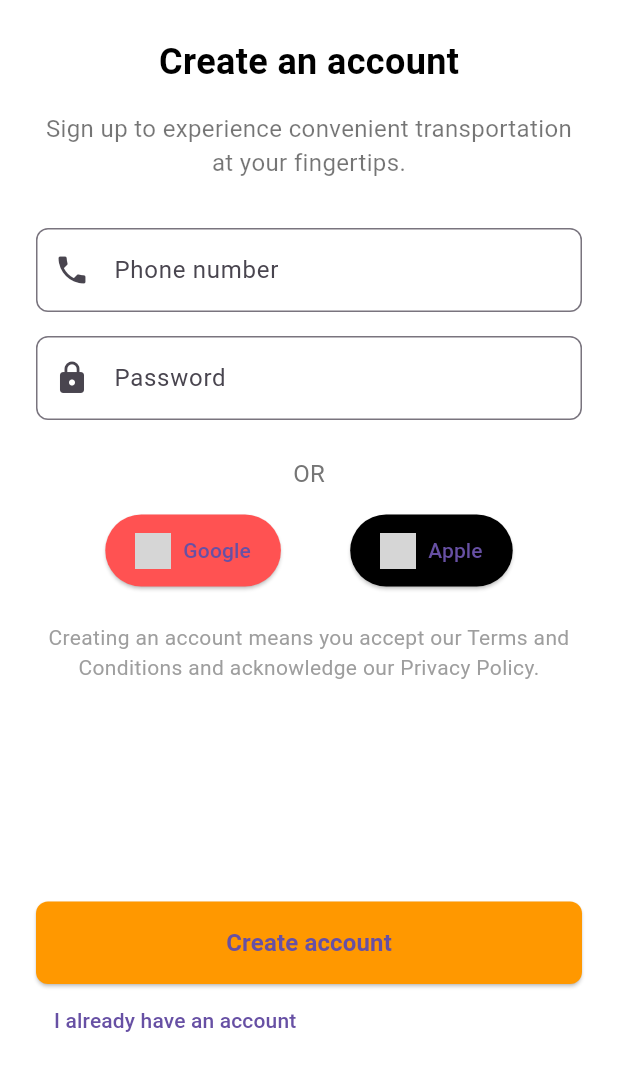
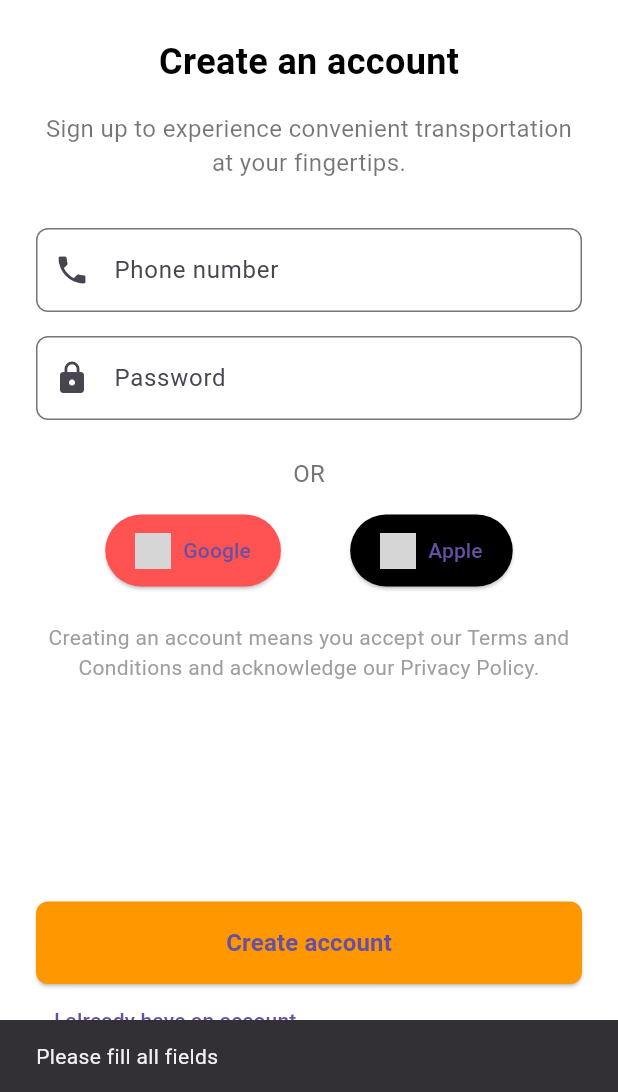
Before and after one commit to steve2700/toota-mobile-sa, a Flutter app: the SignUpScreen screen opened directly, after a tap on "Create account", on a phone screen of 412 x 824 dp, the part 144-1236 px from its top. Run offline on Flutter 3.47's test engine with Material 3 defaults, Android fonts, the phone set to English and light mode, and no system bars; our stand-ins replace dio, flutter_riverpod, flutter_svg, font_awesome_flutter; grey boxes are pictures that could not be loaded.

Commit message:
Integrated Signup API and Prevents Multiple Requests

```diff
--- /dev/null
+++ b/toota_mobile_sa/lib/providers/auth_provider_create.dart
@@ -0,0 +1,12 @@
+import 'package:flutter_riverpod/flutter_riverpod.dart';
+import '../services/auth_serv_create.dart';
+
+final authServiceProvider = Provider<AuthService>((ref) => AuthService());
+
+final signUpProvider =
+    FutureProvider.family<Map<String, dynamic>, Map<String, String>>(
+  (ref, credentials) async {
+    final authService = ref.read(authServiceProvider);
+    return authService.signUp(credentials['phone']!, credentials['password']!);
+  },
+);
--- a/toota_mobile_sa/lib/screens/dashboard/dashboard_three_screen.dart
+++ b/toota_mobile_sa/lib/screens/dashboard/dashboard_three_screen.dart
@@ -5,7 +5,7 @@ import 'package:flutter_riverpod/flutter_riverpod.dart';
 final locationProvider = StateProvider<String>((ref) => 'Sandton');
 final vehicleArrivalProvider = StateProvider<int>((ref) => 30);
 
-class HomeScreen extends ConsumerWidget {
+class DashboardThreeScreen extends ConsumerWidget {
   @override
   Widget build(BuildContext context, WidgetRef ref) {
     final location = ref.watch(locationProvider);
--- a/toota_mobile_sa/lib/screens/sign_up_screen/sign_up_screen.dart
+++ b/toota_mobile_sa/lib/screens/sign_up_screen/sign_up_screen.dart
@@ -1,12 +1,51 @@
 import 'package:flutter/material.dart';
 import 'package:flutter_riverpod/flutter_riverpod.dart';
+import '../../providers/auth_provider_create.dart'; // Import the provider
 
-
-class SignUpScreen extends ConsumerWidget {
+class SignUpScreen extends ConsumerStatefulWidget {
   const SignUpScreen({Key? key}) : super(key: key);
 
   @override
-  Widget build(BuildContext context, WidgetRef ref) {
+  ConsumerState<SignUpScreen> createState() => _SignUpScreenState();
+}
+
+class _SignUpScreenState extends ConsumerState<SignUpScreen> {
+  final TextEditingController _phoneController = TextEditingController();
+  final TextEditingController _passwordController = TextEditingController();
+  bool isLoading = false;
+
+  void _signUp() async {
+    final phone = _phoneController.text.trim();
+    final password = _passwordController.text.trim();
+
+    if (phone.isEmpty || password.isEmpty) {
+      ScaffoldMessenger.of(context).showSnackBar(
+        const SnackBar(content: Text("Please fill all fields")),
+      );
+      return;
+    }
+
+    setState(() => isLoading = true);
+
+    final response =
+        await ref.read(signUpProvider({"phone": phone, "password": password}).future);
+
+    setState(() => isLoading = false);
+
+    if (response["success"] == true) {
+      ScaffoldMessenger.of(context).showSnackBar(
+        const SnackBar(content: Text("Signup successful!")),
+      );
+      // Navigate to next screen if needed
+    } else {
+      ScaffoldMessenger.of(context).showSnackBar(
+        SnackBar(content: Text("Error: ${response["error"]}")),
+      );
+    }
+  }
+
+  @override
+  Widget build(BuildContext context) {
     final double width = MediaQuery.of(context).size.width;
 
     return Scaffold(
@@ -28,11 +67,7 @@ class SignUpScreen extends ConsumerWidget {
             const Center(
               child: Text(
                 'Create an account',
-                style: TextStyle(
-                  fontSize: 24,
-                  fontWeight: FontWeight.bold,
-                  color: Colors.black,
-                ),
+                style: TextStyle(fontSize: 24, fontWeight: FontWeight.bold, color: Colors.black),
               ),
             ),
             const SizedBox(height: 16),
@@ -43,24 +78,22 @@ class SignUpScreen extends ConsumerWidget {
             ),
             const SizedBox(height: 32),
             TextField(
+              controller: _phoneController,
               keyboardType: TextInputType.phone,
               decoration: InputDecoration(
                 labelText: 'Phone number',
                 prefixIcon: const Icon(Icons.phone),
-                border: OutlineInputBorder(
-                  borderRadius: BorderRadius.circular(8),
-                ),
+                border: OutlineInputBorder(borderRadius: BorderRadius.circular(8)),
               ),
             ),
             const SizedBox(height: 16),
             TextField(
+              controller: _passwordController,
               obscureText: true,
               decoration: InputDecoration(
                 labelText: 'Password',
                 prefixIcon: const Icon(Icons.lock),
-                border: OutlineInputBorder(
-                  borderRadius: BorderRadius.circular(8),
-                ),
+                border: OutlineInputBorder(borderRadius: BorderRadius.circular(8)),
               ),
             ),
             const SizedBox(height: 24),
@@ -101,18 +134,18 @@ class SignUpScreen extends ConsumerWidget {
             SizedBox(
               width: width,
               child: ElevatedButton(
-                onPressed: () {},
+                onPressed: isLoading ? null : _signUp,
                 style: ElevatedButton.styleFrom(
                   backgroundColor: Colors.orange,
                   padding: const EdgeInsets.symmetric(vertical: 16),
-                  shape: RoundedRectangleBorder(
-                    borderRadius: BorderRadius.circular(8),
-                  ),
+                  shape: RoundedRectangleBorder(borderRadius: BorderRadius.circular(8)),
                 ),
-                child: const Text(
-                  'Create account',
-                  style: TextStyle(fontSize: 16, fontWeight: FontWeight.bold),
-                ),
+                child: isLoading
+                    ? const CircularProgressIndicator(color: Colors.white)
+                    : const Text(
+                        'Create account',
+                        style: TextStyle(fontSize: 16, fontWeight: FontWeight.bold),
+                      ),
               ),
             ),
             TextButton(
--- a/toota_mobile_sa/pubspec.yaml
+++ b/toota_mobile_sa/pubspec.yaml
@@ -45,6 +45,7 @@ dependencies:
   smooth_page_indicator: ^1.2.0+3
 
   flutter_riverpod: ^2.6.1
+  dio: ^5.4.0
   lucide_icons: ^0.257.0
 
 dev_dependencies:
```
Also changed, not shown: toota_mobile_sa/lib/services/auth_serv_create.dart (added, +27 -0 lines).
